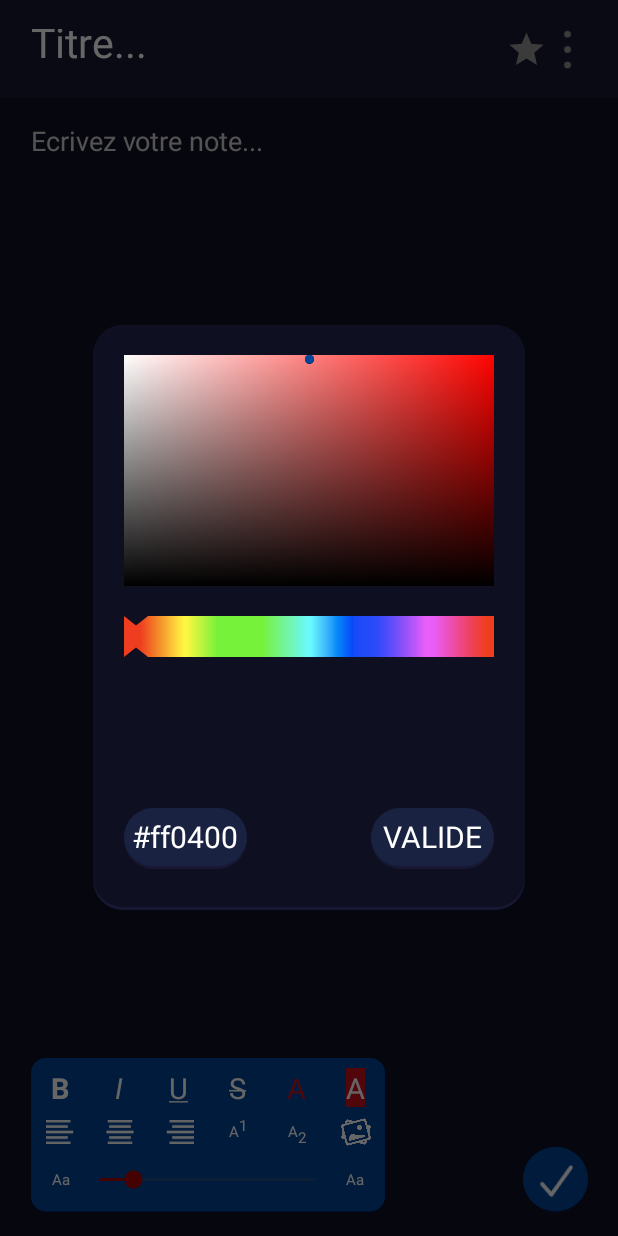
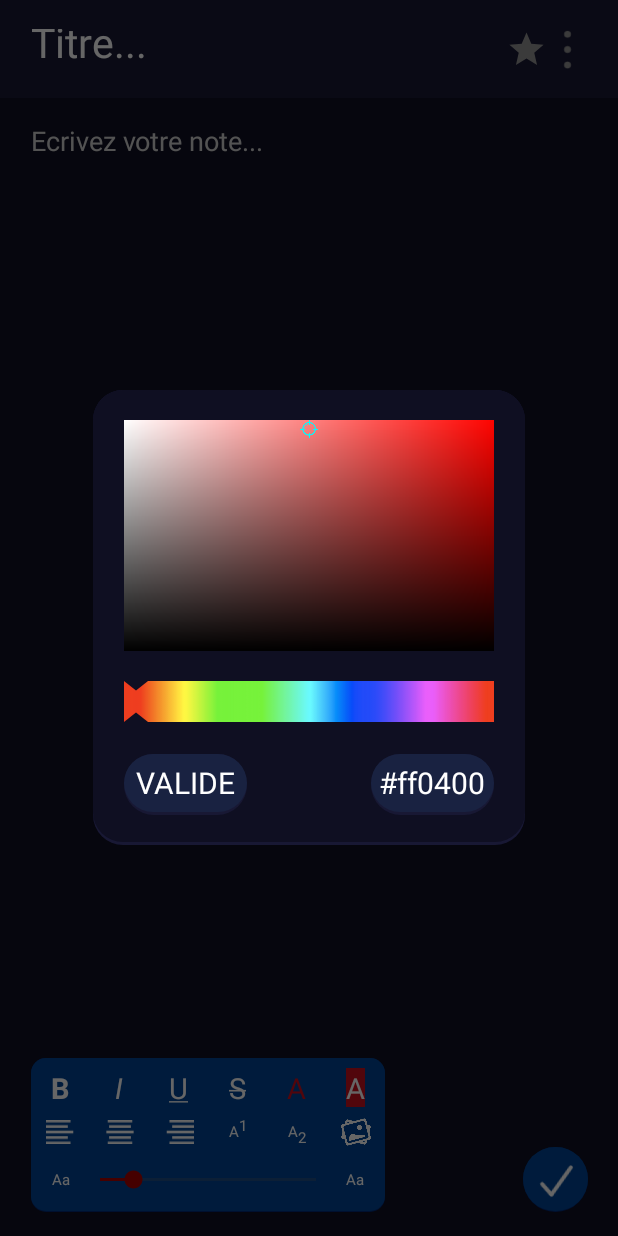
Before and after one commit to NewGlace/Notes-for-Dummies, an Android app: the NoteActivity screen opened directly, with no data from a screen before it, after a tap on an icon or button, on a phone screen of 412 x 824 dp. Run offline under Robolectric (Android 15) with nearby library versions, the phone set to English and light mode, and no system bars; libraries missing offline, so code that uses them is left out: androidmads.library.qrgenearator, androidx.camera.core, androidx.camera.lifecycle, androidx.camera.view; plain views replace PreviewView; 6 statements that could not run were skipped.

Commit message:
update: color picker

```diff
--- a/app/src/main/java/fr/newglace/notedesnazes/Styles/Dialog/ColorNote.java
+++ b/app/src/main/java/fr/newglace/notedesnazes/Styles/Dialog/ColorNote.java
@@ -18,7 +18,6 @@ import android.view.MotionEvent;
 import android.view.View;
 import android.widget.EditText;
 import android.widget.ImageView;
-import android.widget.SeekBar;
 import android.widget.Space;
 import android.widget.TextView;
 import androidx.annotation.RequiresApi;
@@ -27,12 +26,11 @@ import fr.newglace.notedesnazes.R;
 import fr.newglace.notedesnazes.Styles.reSize2;
 
 public class ColorNote extends Dialog {
-    private SeekBar r, g, b;
     private ImageView colorPicker, imageView, hue, hueSelect, colorSelect;
     private EditText hexColor;
     private TextView valid;
     private Activity activity;
-    private Space space8, space9, space10, space11;
+    private Space space8, space9, space10;
     private int colorPickerWidth;
     private int colorPickerHeight;
     private Paint paint;
@@ -47,9 +45,6 @@ public class ColorNote extends Dialog {
         setContentView(R.layout.color_picker);
 
         this.activity = activity;
-        r = findViewById(R.id.SeekBarRedPickerColor);
-        g = findViewById(R.id.SeekBarGreenPickerColor);
-        b = findViewById(R.id.SeekBarBluePickerColor);
         colorPicker = findViewById(R.id.colorPicker);
         hexColor = findViewById(R.id.hexColor);
         valid = findViewById(R.id.valid);
@@ -57,7 +52,6 @@ public class ColorNote extends Dialog {
         space8 = findViewById(R.id.space8);
         space9 = findViewById(R.id.space9);
         space10 = findViewById(R.id.space10);
-        space11 = findViewById(R.id.space11);
         hue = findViewById(R.id.hue);
         hueSelect = findViewById(R.id.hue_select);
         colorSelect = findViewById(R.id.color_select);
@@ -78,6 +72,8 @@ public class ColorNote extends Dialog {
         int green = Color.green(getColor());
         int blue = Color.blue(getColor());
 
+        colorSelect.setColorFilter(Color.rgb(255-red, 255-green, 255-blue));
+
         String hex = String.format("#%02x%02x%02x", red, green, blue);
         hexColor.setText(hex);
     }
@@ -93,6 +89,19 @@ public class ColorNote extends Dialog {
 
         Color.RGBToHSV(red, green, blue, color);
         editColorPickerHue(color[0]);
+        float x = colorPicker.getMeasuredWidth()*color[1]*1.f;
+        float y = (colorPicker.getMeasuredHeight()*color[2]*1.f)+1f;
+
+        if (x < colorPicker.getX()) x = colorPicker.getX();
+        if (y < colorPicker.getY()) y = colorPicker.getY();
+        if (x > colorPicker.getMeasuredWidth() + colorPicker.getX() - cursorSize)
+            x = colorPicker.getMeasuredWidth() + colorPicker.getX() - 0.001f - cursorSize;
+        if (y > colorPicker.getMeasuredHeight() + colorPicker.getY() - cursorSize)
+            y = colorPicker.getMeasuredHeight() +colorPicker.getY() - 0.001f - cursorSize;
+
+        colorSelect.setX(x);
+        colorSelect.setY(y);
+
         return hex;
     }
 
@@ -112,15 +121,15 @@ public class ColorNote extends Dialog {
         int phoneHeight = metrics.heightPixels;
 
         colorPicker.setScaleType(ImageView.ScaleType.FIT_XY);
-        cursorSize = 9f;
+        colorSelect.setScaleType(ImageView.ScaleType.FIT_XY);
+        cursorSize = 18f;
 
         space = (float) (((phoneWidth/10d*7d) - (int) (phoneWidth/5d*3d)) / 2d - ((phoneWidth/25d)/2));
-        size.reSize2(imageView, (int) (phoneWidth/10d*7d), (int) (phoneHeight/19d*9d));
+        size.reSize2(imageView, (int) (phoneWidth/10d*7d), (int) (phoneHeight/19d*7d));
         size.reSize2(colorPicker, (int) (phoneWidth/5d*3d), (int) (phoneHeight/16d*3d));
         size.reSize2(valid, (int) (phoneWidth/5d), (int) (phoneHeight/20d), true, true);
         size.reSize2(hexColor, (int) (phoneWidth/5d), (int) (phoneHeight/20d), true, true);
-        size.reSize2(new View[]{r, g, b}, (int) (phoneWidth/5d*3d), (int) (phoneHeight/40d));
-        size.reSize2(new View[]{space8, space9, space10, space11}, 0, (int) (phoneHeight/40d));
+        size.reSize2(new View[]{space8, space9, space10}, 0, (int) (phoneHeight/40d));
         size.reSize2(hue, (int) (phoneWidth/5d*3d), (int) (phoneHeight/30d));
         size.reSize2(hueSelect, (int) (phoneWidth/25d), (int) (phoneHeight/30d));
         size.reSize2(colorSelect, (int) cursorSize, (int) cursorSize);
--- a/app/src/main/res/layout/color_picker.xml
+++ b/app/src/main/res/layout/color_picker.xml
@@ -8,7 +8,7 @@
     <ImageView
         android:id="@+id/imageView"
         android:layout_width="300dp"
-        android:layout_height="400dp"
+        android:layout_height="330dp"
         android:background="@drawable/bg_dialog"
         app:layout_constraintBottom_toBottomOf="parent"
         app:layout_constraintEnd_toEndOf="parent"
@@ -27,19 +27,6 @@
         android:layout_height="20dp"
         app:layout_constraintEnd_toEndOf="@id/imageView"
         app:layout_constraintTop_toBottomOf="@id/colorPicker" />
-    <Space
-        android:id="@+id/space10"
-        android:layout_width="0dp"
-        android:layout_height="20dp"
-        app:layout_constraintEnd_toEndOf="@id/imageView"
-        app:layout_constraintTop_toBottomOf="@id/SeekBarRedPickerColor" />
-    <Space
-        android:id="@+id/space11"
-        android:layout_width="0dp"
-        android:layout_height="20dp"
-        app:layout_constraintStart_toStartOf="@id/imageView"
-        app:layout_constraintTop_toBottomOf="@id/SeekBarGreenPickerColor" />
-
 
     <ImageView
         android:id="@+id/colorPicker"
@@ -53,7 +40,7 @@
         android:id="@+id/color_select"
         android:layout_width="3dp"
         android:layout_height="3dp"
-        android:background="@drawable/button"
+        android:src="@drawable/view_finder"
         app:layout_constraintEnd_toEndOf="@id/imageView"
         app:layout_constraintStart_toStartOf="@id/imageView"
         app:layout_constraintTop_toBottomOf="@id/space8" />
@@ -76,45 +63,6 @@
         app:layout_constraintStart_toStartOf="@+id/hue"
         app:layout_constraintTop_toTopOf="@id/hue" />
 
-    <SeekBar
-        android:id="@+id/SeekBarRedPickerColor"
-        style="@style/SeekBarRedPickerColor"
-        android:layout_width="255dp"
-        android:layout_height="wrap_content"
-        android:max="255"
-        android:progress="10"
-        android:thumb="@drawable/circle_bar"
-        app:layout_constraintEnd_toEndOf="@id/space9"
-        app:layout_constraintStart_toStartOf="@id/imageView"
-        app:layout_constraintTop_toBottomOf="@id/space9"
-        android:visibility="invisible"/>
-    <SeekBar
-        android:id="@+id/SeekBarGreenPickerColor"
-        style="@style/SeekBarGreenPickerColor"
-        android:layout_width="255dp"
-        android:layout_height="wrap_content"
-        android:max="255"
-        android:min="0"
-        android:progress="10"
-        android:thumb="@drawable/circle_bar"
-        app:layout_constraintEnd_toEndOf="@id/space9"
-        app:layout_constraintStart_toStartOf="@id/imageView"
-        app:layout_constraintTop_toBottomOf="@id/space10"
-        android:visibility="invisible"/>
-    <SeekBar
-        android:id="@+id/SeekBarBluePickerColor"
-        style="@style/SeekBarBluePickerColor"
-        android:layout_width="255dp"
-        android:layout_height="wrap_content"
-        android:max="255"
-        android:min="0"
-        android:progress="10"
-        android:thumb="@drawable/circle_bar"
-        app:layout_constraintEnd_toEndOf="@id/space9"
-        app:layout_constraintStart_toStartOf="@id/imageView"
-        app:layout_constraintTop_toBottomOf="@id/space11"
-        android:visibility="invisible"/>
-
     <EditText
         android:id="@+id/hexColor"
         android:layout_width="85dp"
@@ -125,9 +73,8 @@
         android:maxLength="7"
         android:text="#FFFFFF"
         android:textColor="#ffffff"
-        app:layout_constraintBottom_toBottomOf="@id/imageView"
-        app:layout_constraintStart_toStartOf="@+id/SeekBarBluePickerColor"
-        app:layout_constraintTop_toBottomOf="@id/SeekBarBluePickerColor" />
+        app:layout_constraintBottom_toTopOf="@id/space10"
+        app:layout_constraintEnd_toEndOf="@+id/hue"/>
 
     <TextView
         android:id="@+id/valid"
@@ -137,6 +84,13 @@
         android:gravity="center"
         android:text="VALIDE"
         android:textColor="#ffffff"
-        app:layout_constraintBottom_toBottomOf="@id/hexColor"
-        app:layout_constraintEnd_toEndOf="@id/SeekBarBluePickerColor" />
+        app:layout_constraintBottom_toTopOf="@+id/space10"
+        app:layout_constraintStart_toStartOf="@+id/hue" />
+
+    <Space
+        android:id="@+id/space10"
+        android:layout_width="00dp"
+        android:layout_height="20dp"
+        app:layout_constraintBottom_toBottomOf="@+id/imageView"
+        app:layout_constraintEnd_toEndOf="@+id/imageView" />
 </androidx.constraintlayout.widget.ConstraintLayout>
```
Also changed, not shown: app/src/main/res/drawable/view_finder.png (added).
